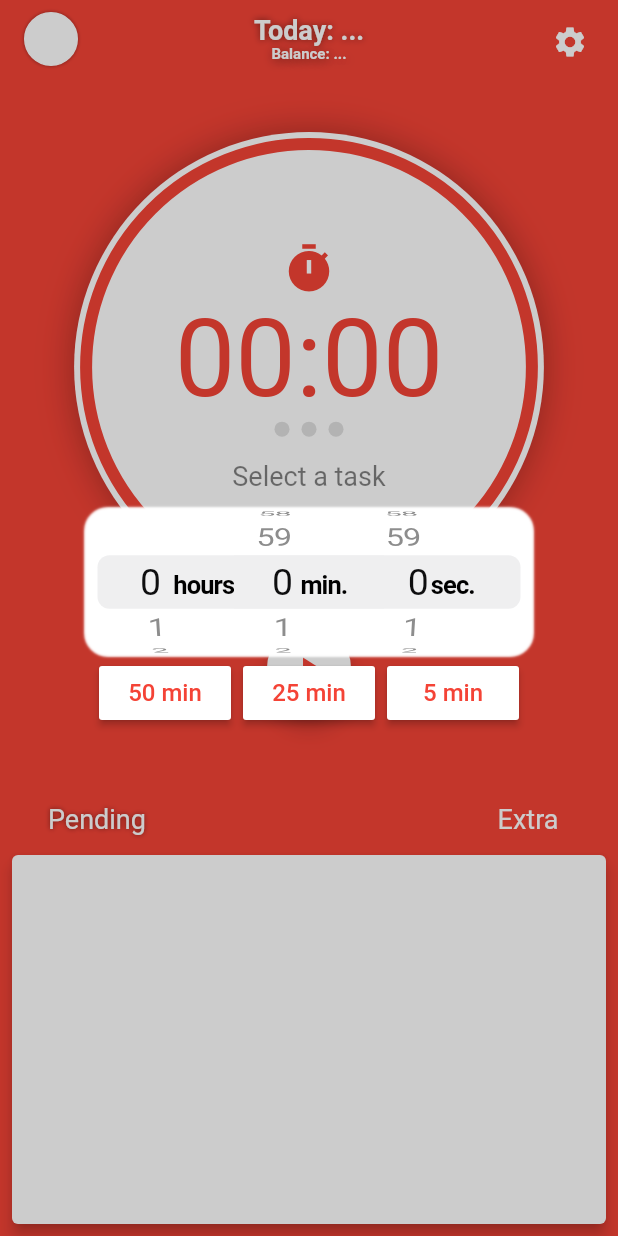
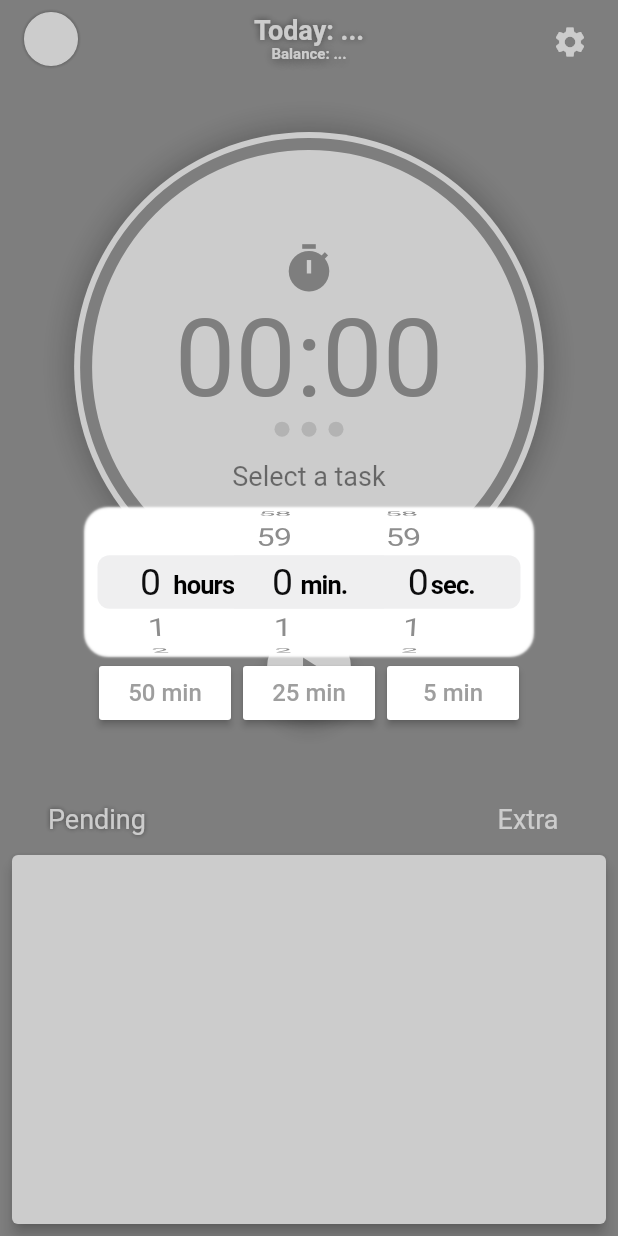
Before and after one commit to sgarbirodrigo/Time-Tracking-Integration, a Flutter app: the screen it shows after launch, after a tap on "00:00", on a phone screen of 412 x 824 dp. Run offline on Flutter 3.47's test engine with Material 2 defaults, Android fonts, the phone set to English and light mode, and no system bars; drawn by our look-alikes of pull_to_refresh; our stand-ins replace flutter_datetime_picker, flutter_local_notifications, flutter_slidable, flutter_spinkit, flutter_svg, modal_bottom_sheet and 6 more; missing offline and left inert: flutter_ringtone_player; accounts and stored records are empty; network calls fail; statements that could not run were skipped.

Commit message:
minor fixes

```diff
--- a/lib/jira/jira.dart
+++ b/lib/jira/jira.dart
@@ -60,7 +60,7 @@ class Jira {
     print("start get issues ${await _domainId} - ${await _projectId} - ${JiraStatusConstants.IN_PROGRESS}");
     String rawUrl = "https://${await _domainId}.atlassian.net/rest/api/2/search?&maxResults=" +
         this.maxResults.toString() +
-        "&fields=summary,flag,status,timespent,customfield_10016,customfield_10023,parent&jql=project=${await _projectId} AND (issueType=Story or issuetype = Bug) AND statusCategory = ${JiraStatusConstants.IN_PROGRESS}";
+        "&fields=summary,flag,status,timespent,customfield_10016,customfield_10023,parent&jql=project=${await _projectId} AND (issueType=Story or issuetype = Bug) AND statusCategory = ${JiraStatusConstants.IN_PROGRESS}  ORDER BY Rank ASC";
     print("rawURl: $rawUrl");
     try {
       String url = Uri.encodeFull(
--- a/lib/main.dart
+++ b/lib/main.dart
@@ -66,7 +66,7 @@ class _MainPageState extends State<MainPage> {
       _timeElapsedToday,
       _timeElapsedVirtualToday,
       _dailyMinimum;
-  Color _activeColor = Colors.red;
+  Color _activeColor = Colors.grey;
   bool countTime;
   TextEditingController _extraDescriptionController;
   SharedPreferences _prefs;
@@ -106,7 +106,7 @@ class _MainPageState extends State<MainPage> {
       this._selectedIssue = jiraIssue;
 
       _isAnimating = true;
-    }else{
+    } else {
       _isAnimating = false;
     }
     setState(() {});
@@ -118,6 +118,12 @@ class _MainPageState extends State<MainPage> {
     _extraDescriptionController = TextEditingController(text: "");
     _requestIOSPermissions();
     _loadDB();
+    _timer = Timer.periodic(Duration(seconds: 1), (timer) {
+      setState(() {
+        _activeColor =
+            Tools.getBackgroundColor(_timeElapsedVirtualToday, _dailyMinimum);
+      });
+    });
     WidgetsBinding.instance
         .addObserver(LifecycleEventHandler(resumeCallBack: () async {
       print("binded");
@@ -237,7 +243,6 @@ class _MainPageState extends State<MainPage> {
     await _loadSharedPreferences();
     await _loadTogglData();
     await _loadJiraIssues();
-    //print("end load data");
     if (mounted) setState(() {});
   }
 
@@ -245,7 +250,7 @@ class _MainPageState extends State<MainPage> {
     _jira = Jira();
     try {
       this._jiraIssues = await _jira.getIssues();
-      if(this._jiraIssues.issues.length>0) {
+      if (this._jiraIssues.issues.length > 0) {
         this._selectedIssue = this._jiraIssues.issues[0];
       }
     } catch (e) {
@@ -267,15 +272,13 @@ class _MainPageState extends State<MainPage> {
       _timeElapsedVirtualToday = _timeElapsedToday;
 
       _recents = await _toggl.getRecents();
-      Timer(Duration(seconds: 1), () {
-        _activeColor =
-            Tools.getBackgroundColor(_timeElapsedVirtualToday, _dailyMinimum);
-      });
     } catch (e) {
       _recents = List();
       print("load toggl error: $e");
     }
   }
+
+  Timer _timer;
 
   @override
   Widget build(BuildContext context) {
@@ -384,12 +387,8 @@ class _MainPageState extends State<MainPage> {
                                 _timeElapsedVirtualToday = Duration(
                                     milliseconds:
                                         _timeElapsedToday.inMilliseconds +
-                                            duration.inMilliseconds +
-                                            Duration(
-                                                    minutes:
-                                                        10 * duration.inSeconds)
-                                                .inMilliseconds);
-                                print("Elapsed: $_timeElapsedVirtualToday");
+                                            duration.inMilliseconds);
+                                //print("Elapsed: $_timeElapsedVirtualToday");
                                 _activeColor = Tools.getBackgroundColor(
                                     _timeElapsedVirtualToday, _dailyMinimum);
                               },
--- a/lib/pomodoro/pomodoro.dart
+++ b/lib/pomodoro/pomodoro.dart
@@ -246,7 +246,7 @@ class _PomodoroState extends State<Pomodoro> with TickerProviderStateMixin {
               : animationController.value;
           Duration duration_new = this.animationController.duration * value;
           alarm.scheduleNotification(
-              "Take a break!", "Pomodoro finished", duration_new);
+              "Timer Finished!", "You've been focused for ${duration_new.inMinutes.toString()} minutes into ${widget.selectedIssue.fields.summary.length>25?widget.selectedIssue.fields.summary.substring(0,24):widget.selectedIssue.fields.summary}. Save your progress for later analysis.", duration_new);
           animationController.reverse(from: value);
           widget.onPlay(duration_new);
         }
@@ -255,7 +255,7 @@ class _PomodoroState extends State<Pomodoro> with TickerProviderStateMixin {
         widget.onError("You should focus for more than ZERO :)");
       }
     } else {
-      widget.onError("Choose a task to work on");
+      widget.onError("Choose a task to focus!");
     }
   }
 
--- a/lib/tools/tools.dart
+++ b/lib/tools/tools.dart
@@ -73,7 +73,11 @@ class Tools {
       },
     );
   }
-  static Color getBackgroundColor(Duration elapsed, Duration minimum){
+
+  static Color getBackgroundColor(Duration elapsed, Duration minimum) {
+    try {
+
+      //elapsed = Duration(milliseconds: Duration(minutes:360).inMilliseconds);
       Color color;
 
       Color zeroColor = Colors.red;
@@ -81,15 +85,19 @@ class Tools {
       Color minimumColor = Colors.green;
       Color bestColor = Colors.blue;
 
-    double proportion = elapsed.inMilliseconds/minimum.inMilliseconds;
+      double proportion = elapsed.inMilliseconds / minimum.inMilliseconds;
 
-    if(proportion<0.5){
+      if (proportion < 0.5) {
         color = Color.lerp(zeroColor, intermedium, proportion);
-    }else if (proportion>=0.5 && proportion<=1){
+      } else if (proportion >= 0.5 && proportion <= 1) {
         color = Color.lerp(intermedium, minimumColor, proportion);
-    }else{
-      color = Color.lerp(intermedium, bestColor, (proportion-1));
+      } else {
+        color = Color.lerp(minimumColor, bestColor, (proportion - 1));
       }
       return color;
+    } catch (e) {
+      print("background color error: $e");
+      return Colors.grey;
     }
   }
+}
```
Also changed, not shown: 2 other files. Lines whose indentation alone changed are shown as unchanged.
